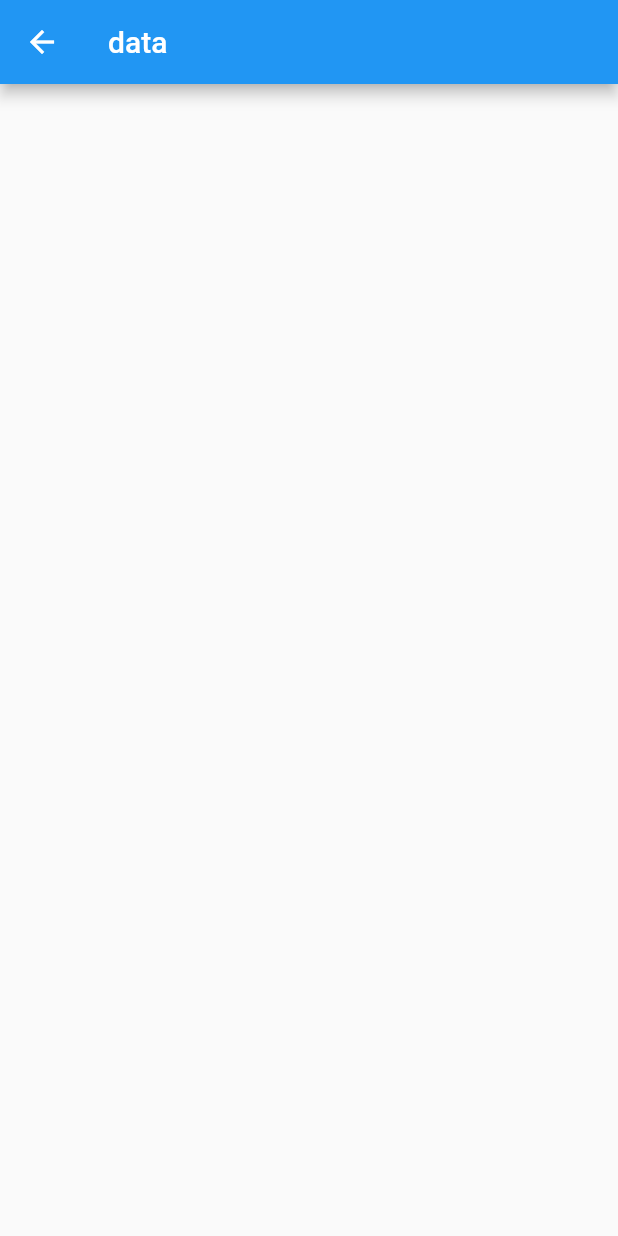
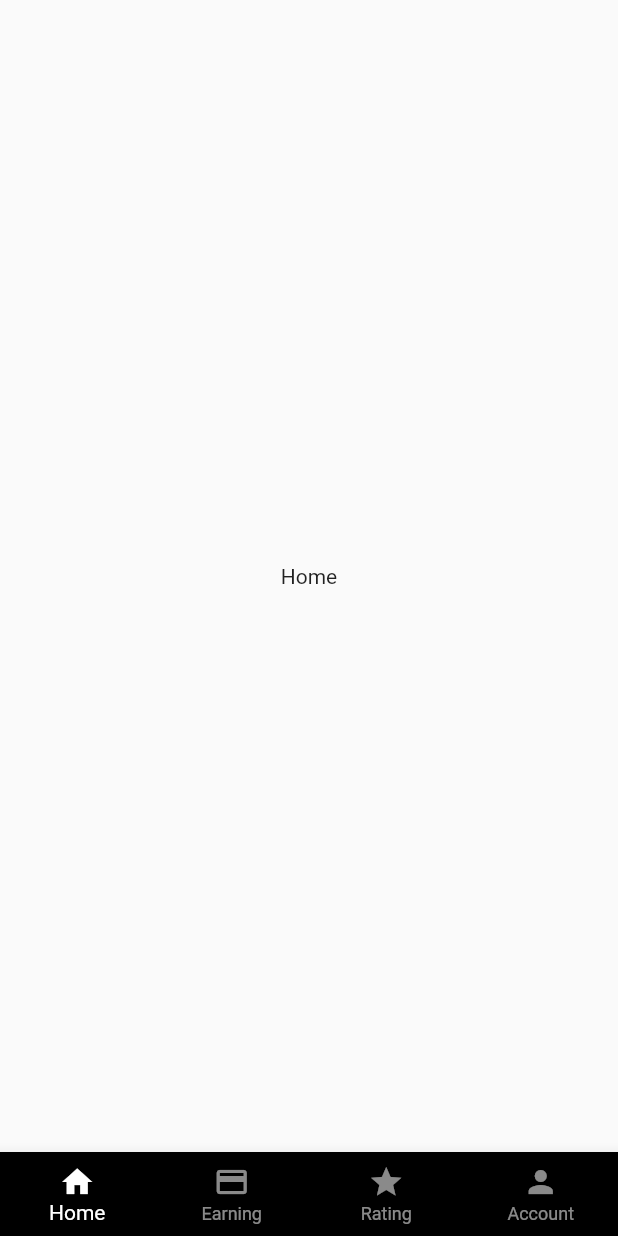
Before and after one commit to prasanjitha/uber-clone-app, a Flutter app: the screen it shows after launch, on a phone screen of 412 x 824 dp. Run offline on Flutter 3.47's test engine with Material 2 defaults, Android fonts, the phone set to English and light mode, and no system bars; our stand-ins replace bloc, dio, equatable, flutter_bloc.

Commit message:
bottom navigationbar implementation

```diff
--- a/lib/uber_screens/main_screen.dart
+++ b/lib/uber_screens/main_screen.dart
@@ -1,4 +1,8 @@
 import 'package:flutter/material.dart';
+import 'package:nable/uber_screens/tab_pages/earning_tab.dart';
+import 'package:nable/uber_screens/tab_pages/home_tab.dart';
+import 'package:nable/uber_screens/tab_pages/profile_tab.dart';
+import 'package:nable/uber_screens/tab_pages/rating_tab.dart';
 
 class MainScreen extends StatefulWidget {
   MainScreen({Key? key}) : super(key: key);
@@ -7,12 +11,49 @@ class MainScreen extends StatefulWidget {
   State<MainScreen> createState() => _MainScreenState();
 }
 
-class _MainScreenState extends State<MainScreen> {
+class _MainScreenState extends State<MainScreen>
+    with SingleTickerProviderStateMixin {
+  TabController? tabController;
+  int selectIndex = 0;
+  onItemClicked(int index) {
+    setState(
+      () {
+        selectIndex = index;
+        tabController!.index = selectIndex;
+      },
+    );
+  }
+
+  @override
+  void initState() {
+    super.initState();
+    tabController = TabController(length: 4, vsync: this);
+  }
+
   @override
   Widget build(BuildContext context) {
     return Scaffold(
-      appBar: AppBar(
-        title: Text('data'),
+      body: TabBarView(
+        physics: const NeverScrollableScrollPhysics(),
+        controller: tabController,
+        children: const [HomeTab(), EarningTab(), RatingTab(), profileTab()],
+      ),
+      bottomNavigationBar: BottomNavigationBar(
+        items: const [
+          BottomNavigationBarItem(icon: Icon(Icons.home), label: 'Home'),
+          BottomNavigationBarItem(
+              icon: Icon(Icons.credit_card), label: 'Earning'),
+          BottomNavigationBarItem(icon: Icon(Icons.star), label: 'Rating'),
+          BottomNavigationBarItem(icon: Icon(Icons.person), label: 'Account'),
+        ],
+        unselectedItemColor: Colors.white54,
+        selectedItemColor: Colors.white,
+        backgroundColor: Colors.black,
+        type: BottomNavigationBarType.fixed,
+        selectedLabelStyle: TextStyle(fontSize: 14),
+        showUnselectedLabels: true,
+        currentIndex: selectIndex,
+        onTap: onItemClicked,
       ),
     );
   }
--- /dev/null
+++ b/lib/uber_screens/tab_pages/home_tab.dart
@@ -0,0 +1,19 @@
+import 'package:flutter/material.dart';
+
+class HomeTab extends StatefulWidget {
+  const HomeTab({Key? key}) : super(key: key);
+
+  @override
+  State<HomeTab> createState() => _HomeTabState();
+}
+
+class _HomeTabState extends State<HomeTab> {
+  @override
+  Widget build(BuildContext context) {
+    return Scaffold(
+      body: Center(
+        child: Text('Home'),
+      ),
+    );
+  }
+}
```
Also changed, not shown: lib/uber_screens/tab_pages/earning_tab.dart (added, +22 -0 lines), lib/uber_screens/tab_pages/profile_tab.dart (added, +20 -0 lines), lib/uber_screens/tab_pages/rating_tab.dart (added, +20 -0 lines).
